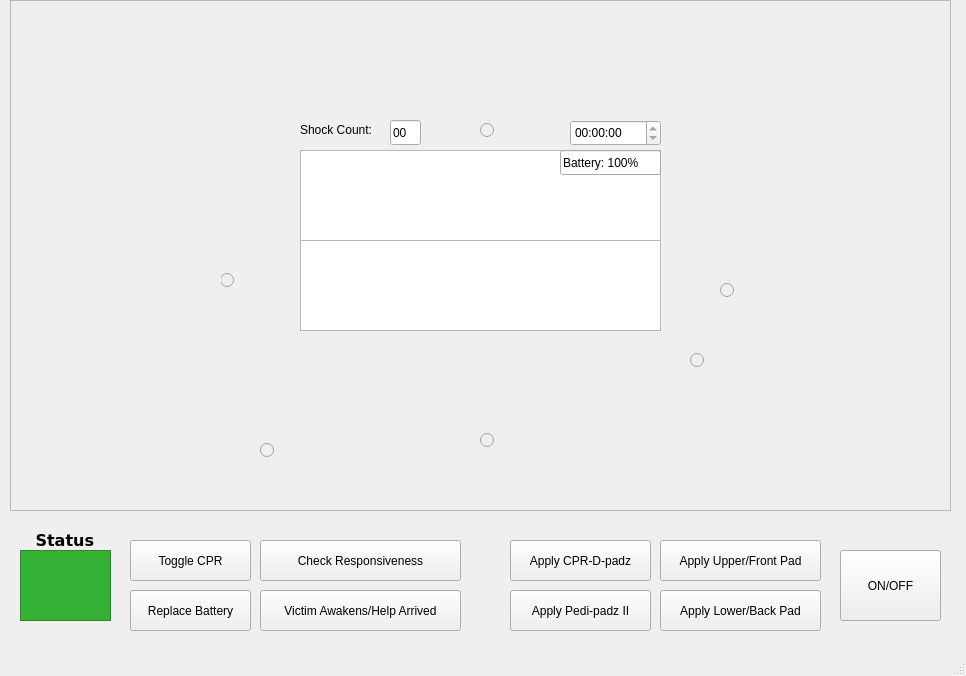
zachtes13/comp3004_aed-sim, file src/aed-sim/mainwindow.ui: the form before one commit.
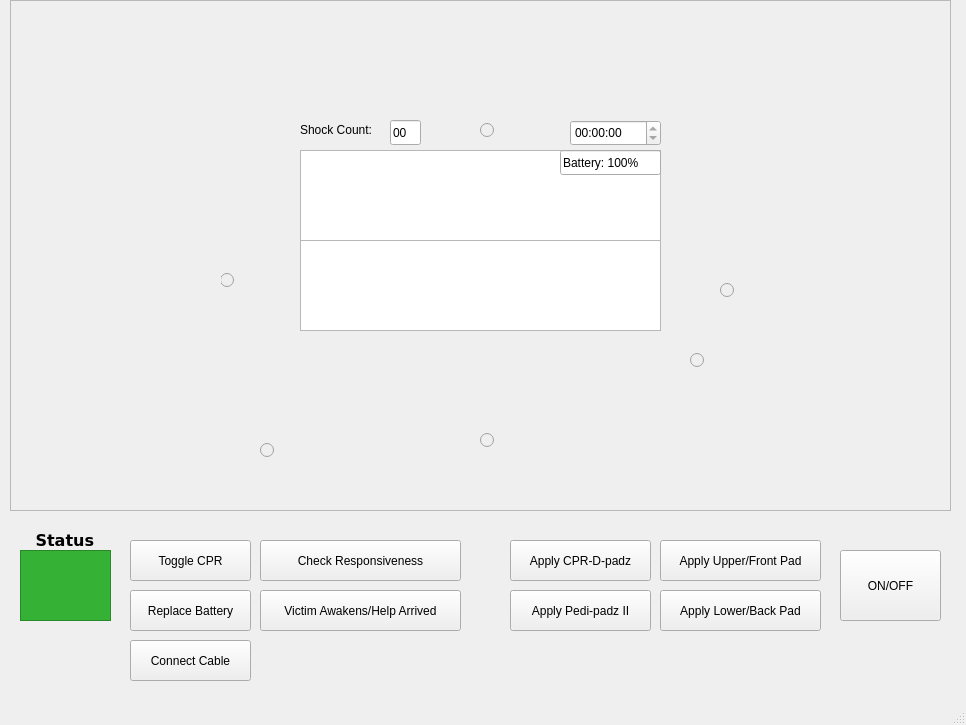
The form after the commit.

Commit message: finished electrodeStage, started cable connection issue

Patch:
```diff
--- a/src/aed-sim/mainwindow.ui
+++ b/src/aed-sim/mainwindow.ui
@@ -7,7 +7,7 @@
     <x>0</x>
     <y>0</y>
     <width>966</width>
-    <height>676</height>
+    <height>725</height>
    </rect>
   </property>
   <property name="windowTitle">
@@ -576,6 +576,19 @@
      <string>Check Responsiveness</string>
     </property>
    </widget>
+   <widget class="QPushButton" name="connectCableButton">
+    <property name="geometry">
+     <rect>
+      <x>130</x>
+      <y>640</y>
+      <width>121</width>
+      <height>41</height>
+     </rect>
+    </property>
+    <property name="text">
+     <string>Connect Cable</string>
+    </property>
+   </widget>
   </widget>
   <widget class="QMenuBar" name="menubar">
    <property name="geometry">
```
The commit also changes 8 other files.
